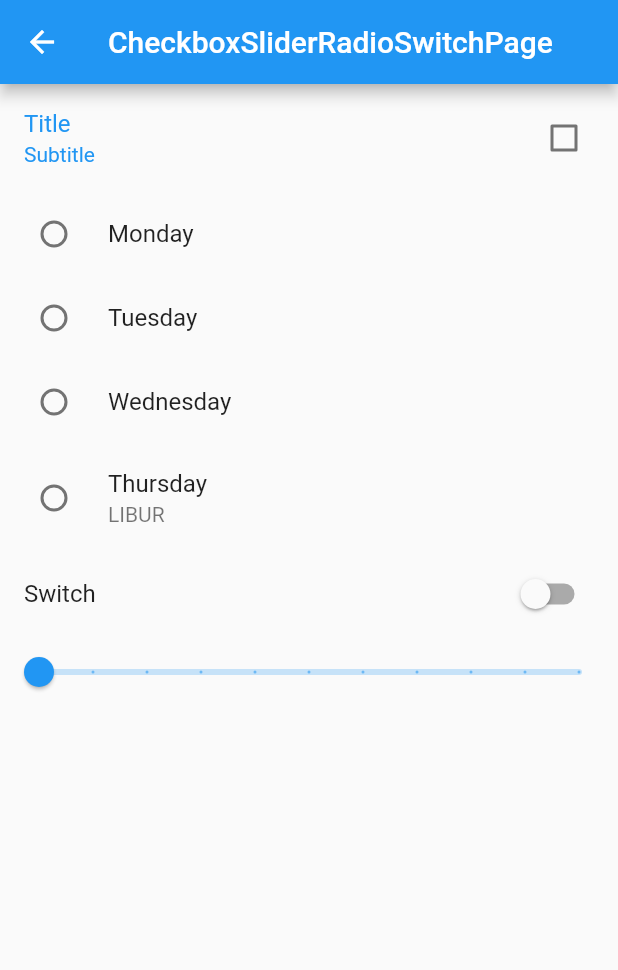
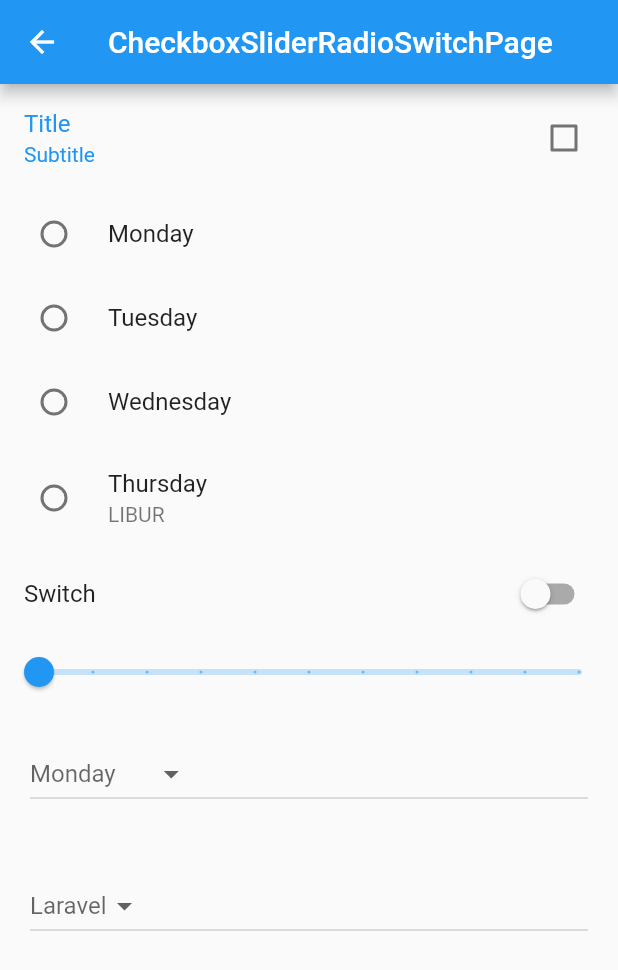
Before and after one commit to algonacci/input-widgets, a Flutter app: the screen it shows after launch, after a tap on "Checkbox Slider Radio Switch Page", on a phone screen of 412 x 824 dp. Shown: the top 970 px of the screen. Run offline on Flutter 3.47's test engine with Material 2 defaults, Android fonts, the phone set to English and light mode, and no system bars; our stand-ins replace date_format, email_validator.

Commit message:
learnt a lot

```diff
--- a/lib/checkbox_slider_radio_switch_page.dart
+++ b/lib/checkbox_slider_radio_switch_page.dart
@@ -14,6 +14,9 @@ class _CheckboxSliderRadioSwitchPageState
   String? day;
   bool switchState = false;
   double sliderValue = 0;
+  String dropdownValue = 'Monday';
+  List<String> techStack = ['Laravel', 'React', 'Vue', 'Flutter'];
+  String selectedDropDown = 'Laravel';
 
   @override
   Widget build(BuildContext context) {
@@ -98,7 +101,50 @@ class _CheckboxSliderRadioSwitchPageState
             max: 50,
             divisions: 10,
             label: sliderValue.toString(),
-          )
+          ),
+          Padding(
+            padding: const EdgeInsets.all(20),
+            child: DropdownButton<String>(
+              hint: Text(dropdownValue),
+              items: const [
+                DropdownMenuItem(
+                  value: 'Monday',
+                  child: Text('Monday'),
+                ),
+                DropdownMenuItem(
+                  value: 'Tuesday',
+                  child: Text('Tuesday'),
+                ),
+                DropdownMenuItem(
+                  value: 'Wednesday',
+                  child: Text('Wednesday'),
+                ),
+              ],
+              onChanged: (selected) {
+                setState(() {
+                  dropdownValue = selected!;
+                });
+              },
+            ),
+          ),
+          Padding(
+            padding: const EdgeInsets.all(20),
+            child: DropdownButton(
+                hint: Text(selectedDropDown),
+                items: techStack
+                    .map(
+                      (String tech) => DropdownMenuItem(
+                        child: Text(tech),
+                        value: tech,
+                      ),
+                    )
+                    .toList(),
+                onChanged: (selected) {
+                  setState(() {
+                    selectedDropDown = selected!;
+                  });
+                }),
+          ),
         ],
       ),
     );
--- a/lib/home_page.dart
+++ b/lib/home_page.dart
@@ -52,6 +52,19 @@ class HomePage extends StatelessWidget {
               ),
             ],
           ),
+          Row(
+            mainAxisAlignment: MainAxisAlignment.center,
+            children: [
+              ElevatedButton(
+                onPressed: () {
+                  Navigator.pushNamed(context, '/date');
+                },
+                child: const Text(
+                  'Date Page',
+                ),
+              ),
+            ],
+          ),
         ],
       ),
     );
--- a/lib/main.dart
+++ b/lib/main.dart
@@ -1,5 +1,6 @@
 import 'package:flutter/material.dart';
 import 'package:input_widgets/checkbox_slider_radio_switch_page.dart';
+import 'package:input_widgets/date_page.dart';
 import 'package:input_widgets/home_page.dart';
 import 'package:input_widgets/text_field.dart';
 import 'package:input_widgets/text_form_field.dart';
@@ -18,7 +19,8 @@ class MyApp extends StatelessWidget {
       routes: {
         '/textfield': (context) => const TextFieldPage(),
         '/textformfield': (context) => const TextFormFieldPage(),
-        '/other': (context) => const CheckboxSliderRadioSwitchPage()
+        '/other': (context) => const CheckboxSliderRadioSwitchPage(),
+        '/date': (context) => const DatePage(),
       },
     );
   }
--- a/pubspec.yaml
+++ b/pubspec.yaml
@@ -35,6 +35,7 @@ dependencies:
   # The following adds the Cupertino Icons font to your application.
   # Use with the CupertinoIcons class for iOS style icons.
   cupertino_icons: ^1.0.2
+  date_format: ^2.0.7
 
 dev_dependencies:
   flutter_test:
```
Also changed, not shown: lib/date_page.dart (added, +71 -0 lines), pubspec.lock.
